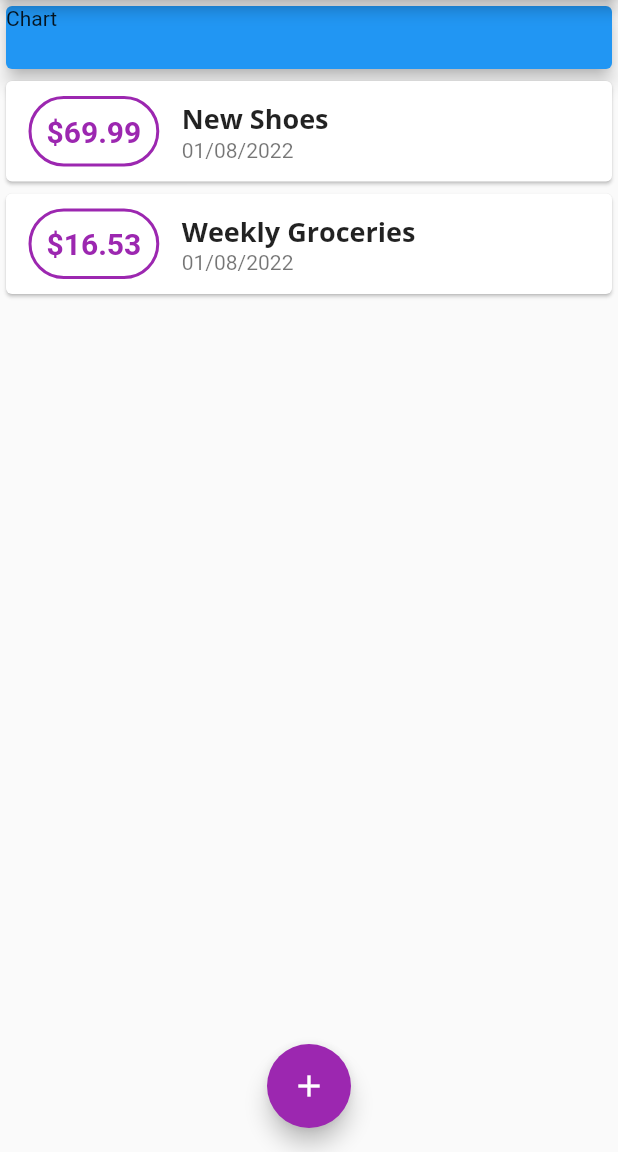
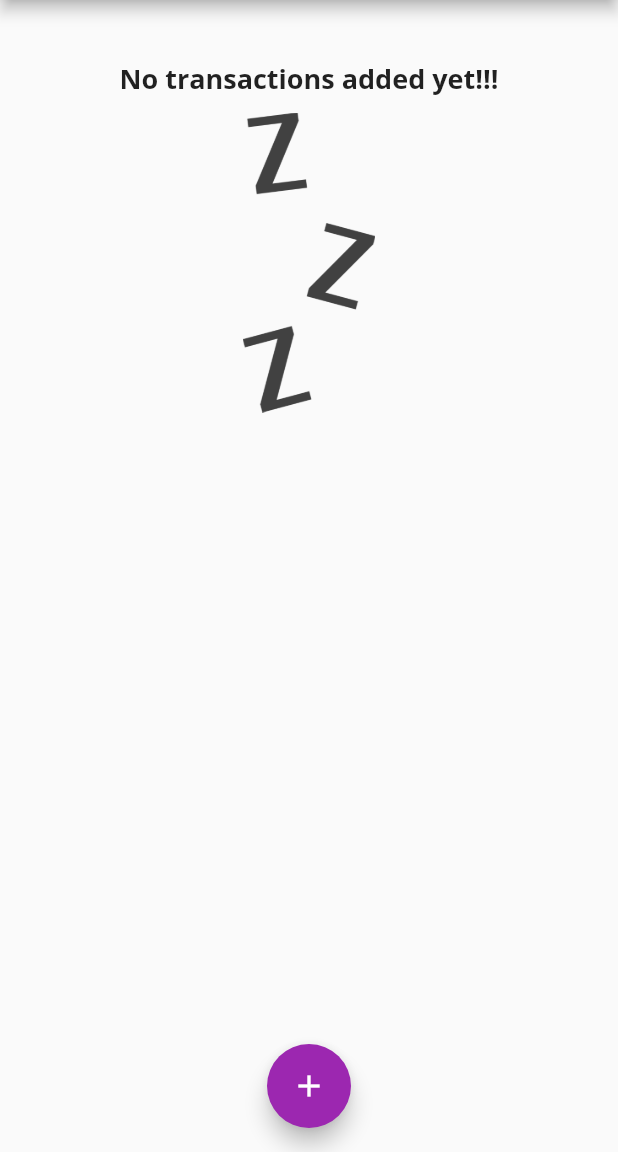
Before and after one commit to deLore051/PersonalExpencesApp, a Flutter app: the screen it shows after launch, on a phone screen of 412 x 824 dp, the part 84-1236 px from its top. Run offline on Flutter 3.47's test engine with Material 2 defaults, Android fonts, the phone set to English and light mode, and no system bars; missing offline and left inert: dart:ffi.

Commit message:
updated chart logic

```diff
--- a/lib/main.dart
+++ b/lib/main.dart
@@ -1,9 +1,11 @@
+import 'dart:ffi';
 import 'dart:math';
 
 import 'package:flutter/material.dart';
 import './widgets/new_transactions.dart';
 import './widgets/tansaction_list.dart';
 import './models/transaction.dart';
+import './widgets/chart.dart';
 
 void main() {
   runApp(const MyApp());
@@ -57,19 +59,33 @@
 
 class _MyHomePageState extends State<MyHomePage> {
   final List<Transaction> _userTransactions = [
-    Transaction(
-      id: 't1',
-      title: "New Shoes",
-      amount: 69.99,
-      date: DateTime.now()
-    ),
-    Transaction(
-      id: 't2',
-      title: "Weekly Groceries",
-      amount: 16.53,
-      date: DateTime.now()
-    ),
+    // Transaction(
+    //   id: 't1',
+    //   title: "New Shoes",
+    //   amount: 69.99,
+    //   date: DateTime.now()
+    // ),
+    // Transaction(
+    //   id: 't2',
+    //   title: "Weekly Groceries",
+    //   amount: 16.53,
+    //   date: DateTime.now()
+    // ),
   ];
+
+  List<Transaction> get _recentTransactions {
+    /* .where() method is used to run a function on every item in a list and if that function
+      returnes true that item is kept in a newly returned list otherwise its not included in the
+      newly returned list.  */
+    return _userTransactions.where((tx) {
+      return tx.date.isAfter(
+        DateTime.now().subtract(
+          Duration(days: 7),
+        ),
+      );
+    }).toList();
+
+  }
 
   /* We put underscore in front of the methods, functions or parameters
     name so that we mark it as private. */
@@ -127,16 +143,8 @@
         child: Column(
             mainAxisAlignment: MainAxisAlignment.start,
             crossAxisAlignment: CrossAxisAlignment.start,
-            children: [
-              Container(
-                width: double.infinity,
-                height: 50,
-                child: Card(
-                  child: Text("Chart"),
-                  elevation: 5,
-                  color: Colors.blue
-                ),
-              ),
+            children: <Widget>[
+              Chart(_recentTransactions),
               TransactionList(_userTransactions),
             ],
         ),
--- /dev/null
+++ b/lib/widgets/chart.dart
@@ -0,0 +1,43 @@
+import 'package:expences_app/models/transaction.dart';
+import 'package:flutter/material.dart';
+import '../models/transaction.dart';
+import 'package:intl/intl.dart';
+
+class Chart extends StatelessWidget {
+  final List<Transaction> recentTransactions;
+
+  Chart(this.recentTransactions);
+
+  List<Map<String, Object>> get groupedTransactionsValues {
+    return List.generate(7, (index) {
+      final weekDay = DateTime.now().subtract(Duration(days: index));
+      var totalSum = 0.0;
+
+      for (var i = 0; i < recentTransactions.length; i++) {
+        if(recentTransactions[i].date.day == weekDay.day &&
+            recentTransactions[i].date.month == weekDay.month &&
+            recentTransactions[i].date.year == weekDay.year ) {
+              totalSum += recentTransactions[i].amount;
+        }
+      }
+
+      return {
+        "day": DateFormat.E().format(weekDay),
+        "amount": totalSum
+      };
+    });
+  }
+
+  @override
+  Widget build(BuildContext context) {
+    return Card(
+      elevation: 6,
+      margin: EdgeInsets.all(20),
+      child: Row(
+        children: <Widget>[
+
+        ]
+      ),
+    );
+  }
+}
--- a/lib/widgets/tansaction_list.dart
+++ b/lib/widgets/tansaction_list.dart
@@ -20,7 +20,24 @@
               renders only the children we can see on the screen and maybe a few more for
               buffering purposes which is of great help when we are working with large
               lists or lists for which we dont know the number of elements. */
-            child: ListView.builder(
+            child: transactions.isEmpty ? Column(
+              children: [
+                Text(
+                  "No transactions added yet!!!",
+                  style: Theme.of(context).textTheme.titleMedium,
+                ),
+                SizedBox(
+                  height: 10,
+                  width: double.infinity,
+                ),
+                Container(
+                  height: 200,
+                  child: Image.asset(
+                    "assets/images/waiting.png",
+                  ),
+                ),
+              ],
+            ) : ListView.builder(
               itemBuilder: (buildContext, index) {
                 return Card(
                   child: Row(
--- a/pubspec.yaml
+++ b/pubspec.yaml
@@ -58,8 +58,8 @@
   uses-material-design: true
 
   # To add assets to your application, add an assets section, like this:
-  # assets:
-  #   - images/a_dot_burr.jpeg
+  assets:
+    - assets/images/waiting.png
   #   - images/a_dot_ham.jpeg
 
   # An image asset can refer to one or more resolution-specific "variants", see
```
Also changed, not shown: assets/images/waiting.png (added).
